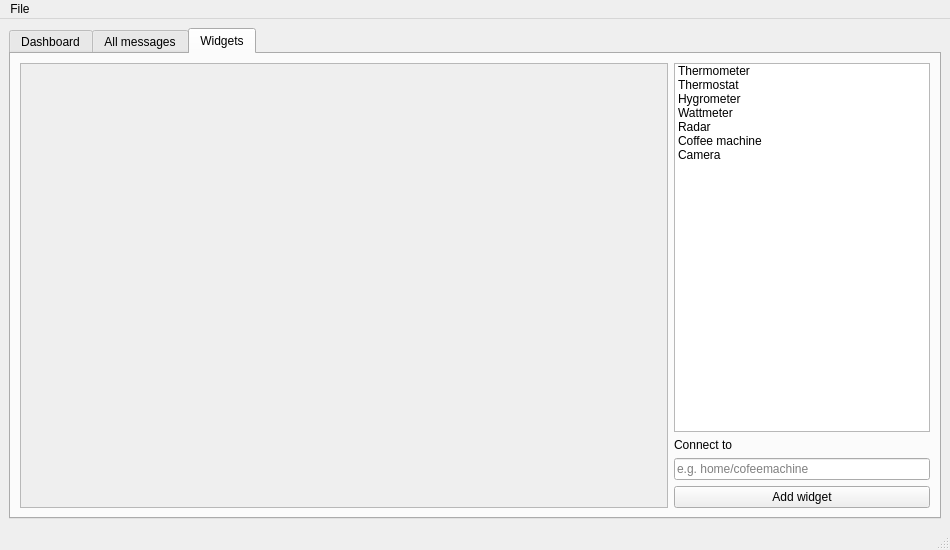
Before: the Qt Designer form src/application/ui/window.ui in EduardFrlicka/ICP-Projekt, drawn with Qt 5.
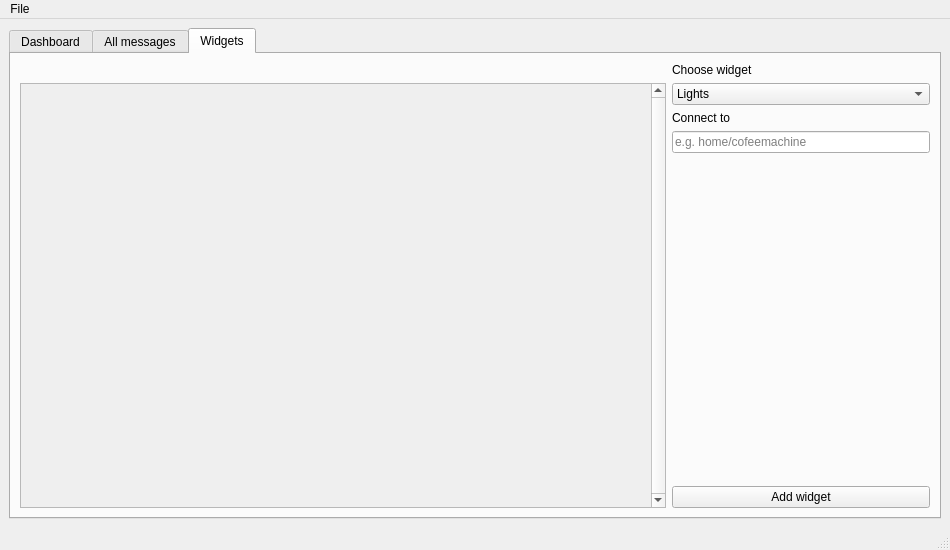
After: the same form once the commit is applied. The open tabs and pages were chosen to show the change.

Commit message: Widgets adding + light bulb

```diff
--- a/src/application/ui/window.ui
+++ b/src/application/ui/window.ui
@@ -23,7 +23,7 @@
    <string>MQTT Explorer</string>
   </property>
   <widget class="QWidget" name="centralwidget">
-   <layout class="QGridLayout" name="gridLayout">
+   <layout class="QGridLayout" name="gridLayout_5">
     <item row="0" column="0">
      <widget class="QTabWidget" name="tabWidget">
       <property name="enabled">
@@ -317,71 +317,110 @@
        <attribute name="title">
         <string>Widgets</string>
        </attribute>
-       <layout class="QGridLayout" name="gridLayout_4">
+       <layout class="QGridLayout" name="gridLayout_4" columnstretch="10,4">
         <item row="0" column="0">
-         <layout class="QVBoxLayout" name="verticalLayout_3">
+         <layout class="QVBoxLayout" name="verticalLayout_3" stretch="0,50">
           <item>
-           <layout class="QHBoxLayout" name="horizontalLayout_5" stretch="10,0">
+           <spacer name="horizontalSpacer_2">
+            <property name="orientation">
+             <enum>Qt::Horizontal</enum>
+            </property>
+            <property name="sizeHint" stdset="0">
+             <size>
+              <width>40</width>
+              <height>20</height>
+             </size>
+            </property>
+           </spacer>
+          </item>
             <item>
-             <widget class="QScrollArea" name="scrollArea">
+           <layout class="QVBoxLayout" name="layout_w">
+            <item>
+             <widget class="QScrollArea" name="widgets_scrollArea">
+              <property name="verticalScrollBarPolicy">
+               <enum>Qt::ScrollBarAlwaysOn</enum>
+              </property>
+              <property name="horizontalScrollBarPolicy">
+               <enum>Qt::ScrollBarAsNeeded</enum>
+              </property>
+              <property name="sizeAdjustPolicy">
+               <enum>QAbstractScrollArea::AdjustIgnored</enum>
+              </property>
               <property name="widgetResizable">
                <bool>true</bool>
               </property>
-              <widget class="QWidget" name="scrollAreaWidgetContents">
+              <widget class="QWidget" name="scrollAreaWidgetContents_2">
                <property name="geometry">
                 <rect>
                  <x>0</x>
                  <y>0</y>
-                 <width>640</width>
-                 <height>433</height>
+                 <width>626</width>
+                 <height>407</height>
                 </rect>
                </property>
-              </widget>
-             </widget>
-            </item>
+               <layout class="QGridLayout" name="gridLayout">
+                <item row="0" column="0">
+                 <layout class="QVBoxLayout" name="widgets_layout">
+                  <property name="sizeConstraint">
+                   <enum>QLayout::SetDefaultConstraint</enum>
+                  </property>
             <item>
+                   <spacer name="verticalSpacer_2">
+                    <property name="orientation">
+                     <enum>Qt::Vertical</enum>
+                    </property>
+                    <property name="sizeHint" stdset="0">
+                     <size>
+                      <width>20</width>
+                      <height>40</height>
+                     </size>
+                    </property>
+                   </spacer>
+                  </item>
+                 </layout>
+                </item>
+               </layout>
+              </widget>
+             </widget>
+            </item>
+           </layout>
+          </item>
+         </layout>
+        </item>
+        <item row="0" column="1">
              <layout class="QVBoxLayout" name="verticalLayout_4">
               <item>
-               <widget class="QListWidget" name="listWidget_widgets">
-                <property name="viewMode">
-                 <enum>QListView::ListMode</enum>
-                </property>
-                <property name="sortingEnabled">
-                 <bool>false</bool>
-                </property>
-                <item>
+           <widget class="QLabel" name="label_2">
                  <property name="text">
-                  <string>Thermometer </string>
-                 </property>
+             <string>Choose widget</string>
+            </property>
+           </widget>
                 </item>
                 <item>
-                 <property name="text">
-                  <string>Thermostat </string>
-                 </property>
-                </item>
+           <widget class="QComboBox" name="widget_combobox">
                 <item>
                  <property name="text">
-                  <string>Hygrometer </string>
+              <string>Lights</string>
                  </property>
                 </item>
                 <item>
                  <property name="text">
-                  <string>Wattmeter </string>
+              <string>Thermostat</string>
                  </property>
                 </item>
                 <item>
                  <property name="text">
-                  <string>Radar</string>
+              <string>Coffe Machine</string>
                  </property>
                 </item>
                 <item>
                  <property name="text">
-                  <string>Coffee machine </string>
+              <string>Termometer</string>
                  </property>
                 </item>
                 <item>
                  <property name="text">
-                  <string>Camera</string>
+              <string>Wattmeter</string>
                  </property>
                 </item>
                </widget>
@@ -400,16 +439,25 @@
                 </property>
                </widget>
               </item>
+          <item>
+           <spacer name="verticalSpacer">
+            <property name="orientation">
+             <enum>Qt::Vertical</enum>
+            </property>
+            <property name="sizeHint" stdset="0">
+             <size>
+              <width>20</width>
+              <height>40</height>
+             </size>
+            </property>
+           </spacer>
+          </item>
               <item>
                <widget class="QPushButton" name="addWidget_btn">
                 <property name="text">
                  <string>Add widget</string>
                 </property>
                </widget>
-              </item>
-             </layout>
-            </item>
-           </layout>
           </item>
          </layout>
         </item>
```
Left out of the diff: 12 changed lines with no effect on the pictures. Lines whose indentation alone changed are shown as unchanged. The commit also changes 7 other files.
